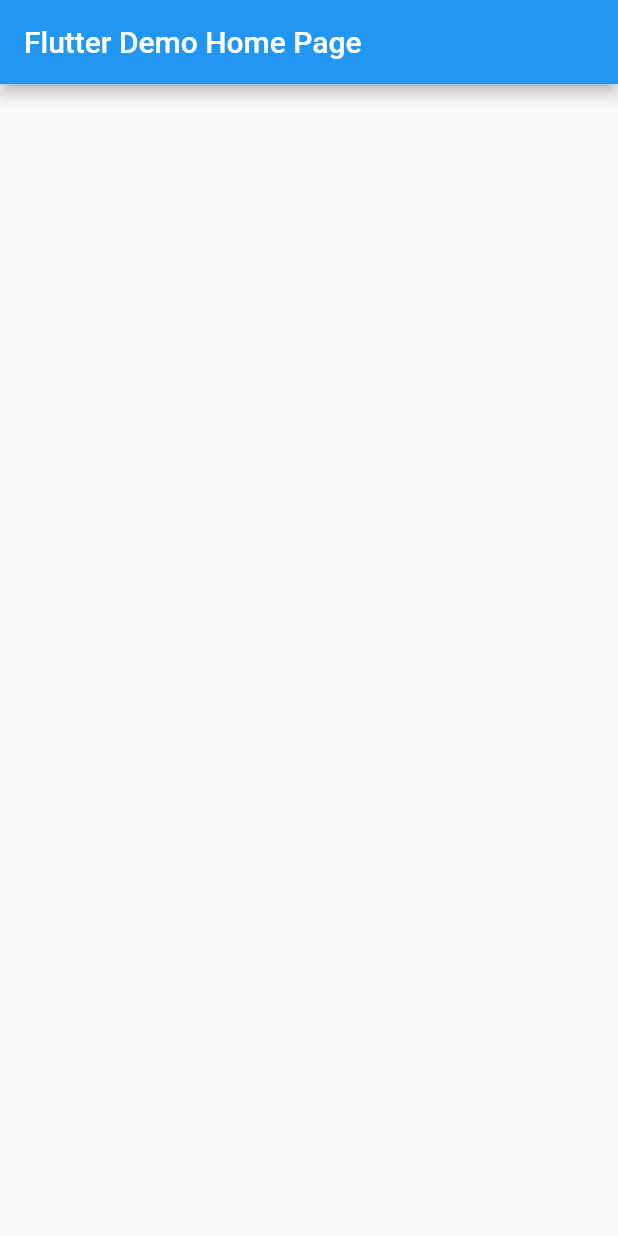
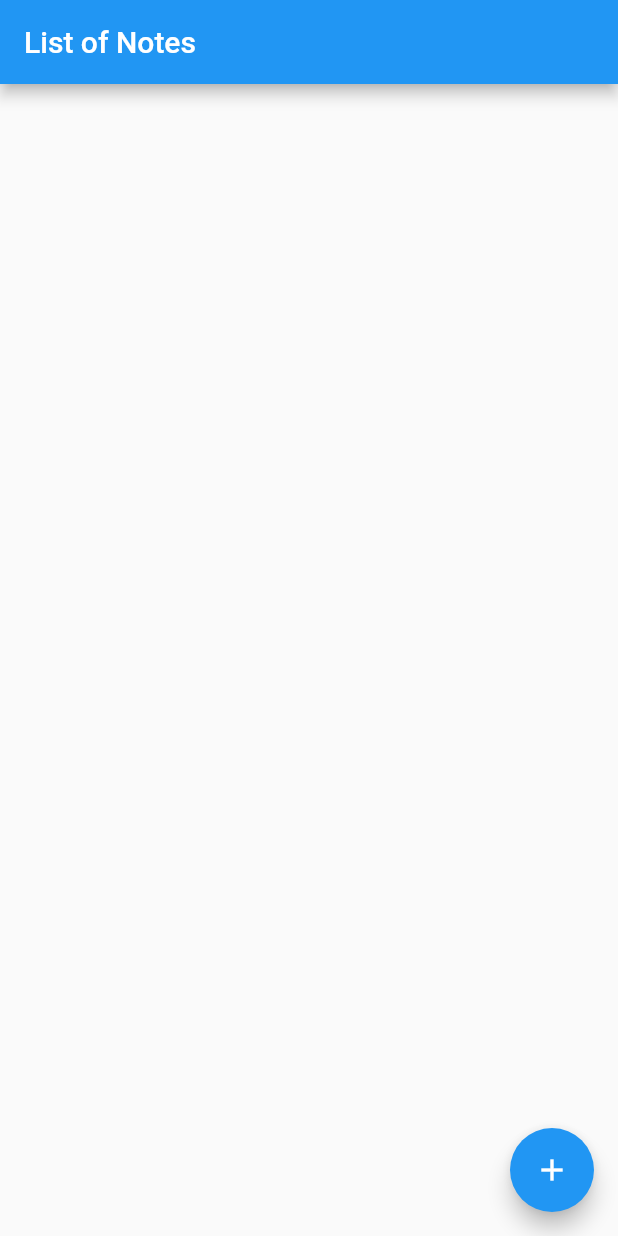
Before and after one commit to LibradillaJoshuaF21/consuming_rest_api, a Flutter app: the screen it shows after launch, on a phone screen of 412 x 824 dp. Run offline on Flutter 3.47's test engine with Material 2 defaults, Android fonts, the phone set to English and light mode, and no system bars.

Commit message:
Created NoteList

```diff
--- a/lib/main.dart
+++ b/lib/main.dart
@@ -1,3 +1,4 @@
+import 'package:consuming_rest_api/views/note_list.dart';
 import 'package:flutter/material.dart';
 
 void main() {
@@ -14,28 +15,7 @@
       theme: ThemeData(
         primarySwatch: Colors.blue,
       ),
-      home: const MyHomePage(title: 'Flutter Demo Home Page'),
+      home: const NoteList(),
     );
   }
 }
-
-class MyHomePage extends StatefulWidget {
-  const MyHomePage({Key? key, required this.title}) : super(key: key);
-
-  final String title;
-
-  @override
-  State<MyHomePage> createState() => _MyHomePageState();
-}
-
-class _MyHomePageState extends State<MyHomePage> {
-  @override
-  Widget build(BuildContext context) {
-    return Scaffold(
-      appBar: AppBar(
-        title: Text(widget.title),
-      ),
-      body: Container(),
-    );
-  }
-}
--- /dev/null
+++ b/lib/views/note_list.dart
@@ -0,0 +1,17 @@
+import 'package:flutter/material.dart';
+
+class NoteList extends StatelessWidget {
+  const NoteList({Key? key}) : super(key: key);
+
+  @override
+  Widget build(BuildContext context) {
+    return Scaffold(
+      appBar: AppBar(title: const Text('List of Notes')),
+      floatingActionButton: FloatingActionButton(
+        onPressed: () {},
+        child: const Icon(Icons.add),
+      ),
+      body: Container(),
+    );
+  }
+}
```
